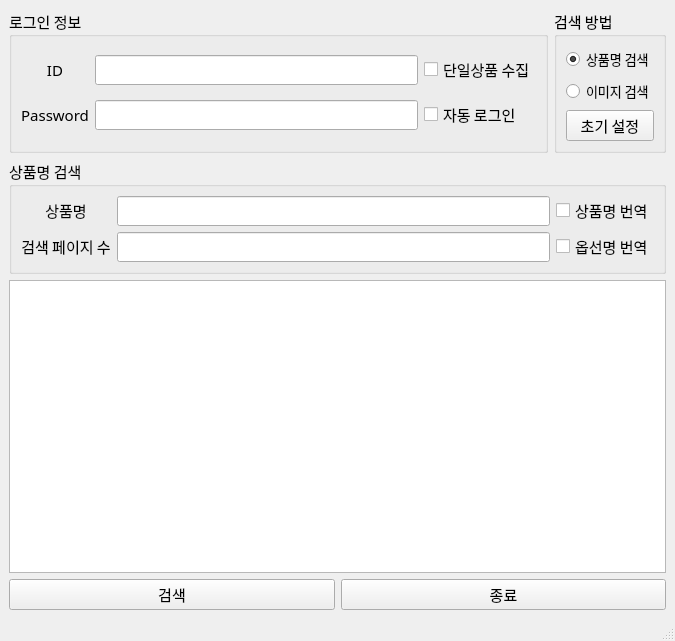
Qt form JingDongShoppingCrawller/driver/main_ui.ui (TomLee9903/TomLee9903) before a commit.
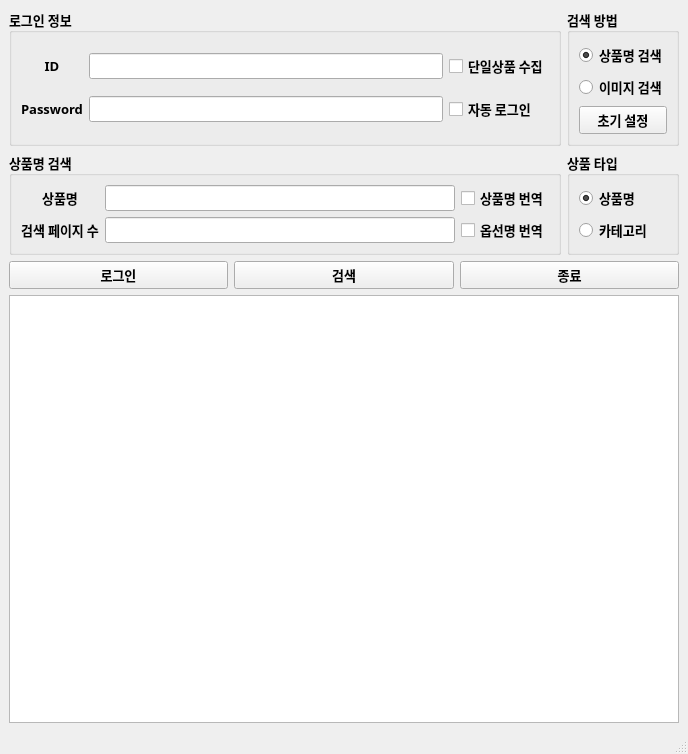
The same form after that commit.

Commit message:
[JingDong] Jingdong 23차 업데이트
1. 카테고리 수집 기능 추가
2. 기타 버그 수정

```diff
--- a/JingDongShoppingCrawller/driver/main_ui.ui
+++ b/JingDongShoppingCrawller/driver/main_ui.ui
@@ -6,21 +6,23 @@
    <rect>
     <x>0</x>
     <y>0</y>
-    <width>675</width>
-    <height>641</height>
+    <width>688</width>
+    <height>754</height>
    </rect>
   </property>
   <property name="windowTitle">
    <string>JD.com Web crawller</string>
   </property>
   <widget class="QWidget" name="centralwidget">
-   <layout class="QGridLayout" name="gridLayout_3">
+   <layout class="QGridLayout" name="gridLayout_6">
     <item row="0" column="0">
      <widget class="QGroupBox" name="groupBox_3">
       <property name="font">
        <font>
         <family>맑은 고딕</family>
-        <pointsize>11</pointsize>
+        <pointsize>10</pointsize>
+        <weight>75</weight>
+        <bold>true</bold>
        </font>
       </property>
       <property name="title">
@@ -29,6 +31,14 @@
       <layout class="QGridLayout" name="gridLayout_5">
        <item row="2" column="2">
         <widget class="QCheckBox" name="auto_login_val">
+         <property name="font">
+          <font>
+           <family>맑은 고딕</family>
+           <pointsize>10</pointsize>
+           <weight>75</weight>
+           <bold>true</bold>
+          </font>
+         </property>
          <property name="text">
           <string>자동 로그인</string>
          </property>
@@ -42,7 +52,9 @@
          <property name="font">
           <font>
            <family>맑은 고딕</family>
-           <pointsize>11</pointsize>
+           <pointsize>10</pointsize>
+           <weight>75</weight>
+           <bold>true</bold>
           </font>
          </property>
         </widget>
@@ -52,9 +64,9 @@
          <property name="font">
           <font>
            <family>맑은 고딕</family>
-           <pointsize>11</pointsize>
-           <weight>50</weight>
-           <bold>false</bold>
+           <pointsize>10</pointsize>
+           <weight>75</weight>
+           <bold>true</bold>
           </font>
          </property>
          <property name="text">
@@ -67,7 +79,9 @@
          <property name="font">
           <font>
            <family>맑은 고딕</family>
-           <pointsize>11</pointsize>
+           <pointsize>10</pointsize>
+           <weight>75</weight>
+           <bold>true</bold>
           </font>
          </property>
          <property name="echoMode">
@@ -80,9 +94,9 @@
          <property name="font">
           <font>
            <family>맑은 고딕</family>
-           <pointsize>11</pointsize>
-           <weight>50</weight>
-           <bold>false</bold>
+           <pointsize>10</pointsize>
+           <weight>75</weight>
+           <bold>true</bold>
           </font>
          </property>
          <property name="text">
@@ -92,6 +106,14 @@
        </item>
        <item row="0" column="2">
         <widget class="QCheckBox" name="no_option">
+         <property name="font">
+          <font>
+           <family>맑은 고딕</family>
+           <pointsize>10</pointsize>
+           <weight>75</weight>
+           <bold>true</bold>
+          </font>
+         </property>
          <property name="text">
           <string>단일상품 수집</string>
          </property>
@@ -100,12 +122,82 @@
       </layout>
      </widget>
     </item>
-    <item row="1" column="0" colspan="2">
+    <item row="0" column="1">
+     <widget class="QGroupBox" name="groupBox">
+      <property name="font">
+       <font>
+        <family>맑은 고딕</family>
+        <pointsize>10</pointsize>
+        <weight>75</weight>
+        <bold>true</bold>
+       </font>
+      </property>
+      <property name="title">
+       <string>검색 방법</string>
+      </property>
+      <layout class="QGridLayout" name="gridLayout">
+       <item row="1" column="0">
+        <widget class="QRadioButton" name="image_radio">
+         <property name="font">
+          <font>
+           <family>맑은 고딕</family>
+           <pointsize>10</pointsize>
+           <weight>75</weight>
+           <bold>true</bold>
+          </font>
+         </property>
+         <property name="text">
+          <string>이미지 검색</string>
+         </property>
+         <property name="checkable">
+          <bool>false</bool>
+         </property>
+        </widget>
+       </item>
+       <item row="0" column="0">
+        <widget class="QRadioButton" name="item_name_radio">
+         <property name="font">
+          <font>
+           <family>맑은 고딕</family>
+           <pointsize>10</pointsize>
+           <weight>75</weight>
+           <bold>true</bold>
+          </font>
+         </property>
+         <property name="text">
+          <string>상품명 검색</string>
+         </property>
+         <property name="checked">
+          <bool>true</bool>
+         </property>
+        </widget>
+       </item>
+       <item row="2" column="0">
+        <widget class="QPushButton" name="initial_setting">
+         <property name="font">
+          <font>
+           <family>맑은 고딕</family>
+           <pointsize>10</pointsize>
+           <weight>75</weight>
+           <bold>true</bold>
+          </font>
+         </property>
+         <property name="text">
+          <string>초기 설정</string>
+         </property>
+        </widget>
+       </item>
+      </layout>
+     </widget>
+    </item>
+    <item row="1" column="0">
      <widget class="QGroupBox" name="groupBox_2">
       <property name="font">
        <font>
         <family>맑은 고딕</family>
-        <pointsize>11</pointsize>
+        <pointsize>10</pointsize>
+        <weight>75</weight>
+        <bold>true</bold>
        </font>
       </property>
       <property name="title">
@@ -117,9 +209,9 @@
          <property name="font">
           <font>
            <family>맑은 고딕</family>
-           <pointsize>11</pointsize>
-           <weight>50</weight>
-           <bold>false</bold>
+           <pointsize>10</pointsize>
+           <weight>75</weight>
+           <bold>true</bold>
           </font>
          </property>
          <property name="text">
@@ -135,7 +227,9 @@
          <property name="font">
           <font>
            <family>맑은 고딕</family>
-           <pointsize>11</pointsize>
+           <pointsize>10</pointsize>
+           <weight>75</weight>
+           <bold>true</bold>
           </font>
          </property>
         </widget>
@@ -145,9 +239,9 @@
          <property name="font">
           <font>
            <family>맑은 고딕</family>
-           <pointsize>11</pointsize>
-           <weight>50</weight>
-           <bold>false</bold>
+           <pointsize>10</pointsize>
+           <weight>75</weight>
+           <bold>true</bold>
           </font>
          </property>
          <property name="text">
@@ -163,7 +257,9 @@
          <property name="font">
           <font>
            <family>맑은 고딕</family>
-           <pointsize>11</pointsize>
+           <pointsize>10</pointsize>
+           <weight>75</weight>
+           <bold>true</bold>
           </font>
          </property>
          <property name="echoMode">
@@ -173,6 +269,14 @@
        </item>
        <item row="0" column="2">
         <widget class="QCheckBox" name="item_translate_btn">
+         <property name="font">
+          <font>
+           <family>맑은 고딕</family>
+           <pointsize>10</pointsize>
+           <weight>75</weight>
+           <bold>true</bold>
+          </font>
+         </property>
          <property name="text">
           <string>상품명 번역</string>
          </property>
@@ -180,6 +284,14 @@
        </item>
        <item row="1" column="2">
         <widget class="QCheckBox" name="option_translate_btn">
+         <property name="font">
+          <font>
+           <family>맑은 고딕</family>
+           <pointsize>10</pointsize>
+           <weight>75</weight>
+           <bold>true</bold>
+          </font>
+         </property>
          <property name="text">
           <string>옵선명 번역</string>
          </property>
@@ -188,24 +300,81 @@
       </layout>
      </widget>
     </item>
+    <item row="1" column="1">
+     <widget class="QGroupBox" name="groupBox_4">
+      <property name="font">
+       <font>
+        <family>맑은 고딕</family>
+        <pointsize>10</pointsize>
+        <weight>75</weight>
+        <bold>true</bold>
+       </font>
+      </property>
+      <property name="title">
+       <string>상품 타입</string>
+      </property>
+      <layout class="QGridLayout" name="gridLayout_4">
+       <item row="0" column="0">
+        <widget class="QRadioButton" name="item_radio">
+         <property name="font">
+          <font>
+           <family>맑은 고딕</family>
+           <pointsize>10</pointsize>
+           <weight>75</weight>
+           <bold>true</bold>
+          </font>
+         </property>
+         <property name="text">
+          <string>상품명</string>
+         </property>
+         <property name="checked">
+          <bool>true</bool>
+         </property>
+        </widget>
+       </item>
+       <item row="1" column="0">
+        <widget class="QRadioButton" name="category_radio">
+         <property name="font">
+          <font>
+           <family>맑은 고딕</family>
+           <pointsize>10</pointsize>
+           <weight>75</weight>
+           <bold>true</bold>
+          </font>
+         </property>
+         <property name="text">
+          <string>카테고리</string>
+         </property>
+        </widget>
+       </item>
+      </layout>
+     </widget>
+    </item>
     <item row="2" column="0" colspan="2">
-     <layout class="QGridLayout" name="gridLayout_4">
-      <item row="0" column="0" colspan="2">
-       <widget class="QTextBrowser" name="textBrowser">
+     <layout class="QGridLayout" name="gridLayout_3">
+      <item row="0" column="0">
+       <widget class="QPushButton" name="login_btn">
         <property name="font">
          <font>
           <family>맑은 고딕</family>
-          <pointsize>11</pointsize>
+          <pointsize>10</pointsize>
+          <weight>75</weight>
+          <bold>true</bold>
          </font>
         </property>
+        <property name="text">
+         <string>로그인</string>
+        </property>
        </widget>
       </item>
-      <item row="1" column="0">
+      <item row="0" column="1">
        <widget class="QPushButton" name="run_btn">
         <property name="font">
          <font>
           <family>맑은 고딕</family>
-          <pointsize>11</pointsize>
+          <pointsize>10</pointsize>
+          <weight>75</weight>
+          <bold>true</bold>
          </font>
         </property>
         <property name="text">
@@ -213,12 +382,14 @@
         </property>
        </widget>
       </item>
-      <item row="1" column="1">
+      <item row="0" column="2">
        <widget class="QPushButton" name="exit_btn">
         <property name="font">
          <font>
           <family>맑은 고딕</family>
-          <pointsize>11</pointsize>
+          <pointsize>10</pointsize>
+          <weight>75</weight>
+          <bold>true</bold>
          </font>
         </property>
         <property name="text">
@@ -226,59 +397,20 @@
         </property>
        </widget>
       </item>
+      <item row="1" column="0" colspan="3">
+       <widget class="QTextBrowser" name="textBrowser">
+        <property name="font">
+         <font>
+          <family>맑은 고딕</family>
+          <pointsize>10</pointsize>
+          <weight>75</weight>
+          <bold>true</bold>
+         </font>
+        </property>
+       </widget>
+      </item>
      </layout>
     </item>
-    <item row="0" column="1">
-     <widget class="QGroupBox" name="groupBox">
-      <property name="font">
-       <font>
-        <family>맑은 고딕</family>
-        <pointsize>11</pointsize>
-       </font>
-      </property>
-      <property name="title">
-       <string>검색 방법</string>
-      </property>
-      <layout class="QGridLayout" name="gridLayout">
-       <item row="1" column="0">
-        <widget class="QRadioButton" name="image_radio">
-         <property name="font">
-          <font>
-           <family>맑은 고딕</family>
-           <pointsize>10</pointsize>
-          </font>
-         </property>
-         <property name="text">
-          <string>이미지 검색</string>
-         </property>
-        </widget>
-       </item>
-       <item row="0" column="0">
-        <widget class="QRadioButton" name="item_name_radio">
-         <property name="font">
-          <font>
-           <family>맑은 고딕</family>
-           <pointsize>10</pointsize>
-          </font>
-         </property>
-         <property name="text">
-          <string>상품명 검색</string>
-         </property>
-         <property name="checked">
-          <bool>true</bool>
-         </property>
-        </widget>
-       </item>
-       <item row="2" column="0">
-        <widget class="QPushButton" name="initial_setting">
-         <property name="text">
-          <string>초기 설정</string>
-         </property>
-        </widget>
-       </item>
-      </layout>
-     </widget>
-    </item>
    </layout>
   </widget>
   <widget class="QMenuBar" name="menubar">
```
Left out of the diff: 4 changed lines with no effect on the pictures. The commit also changes 2 other files.
